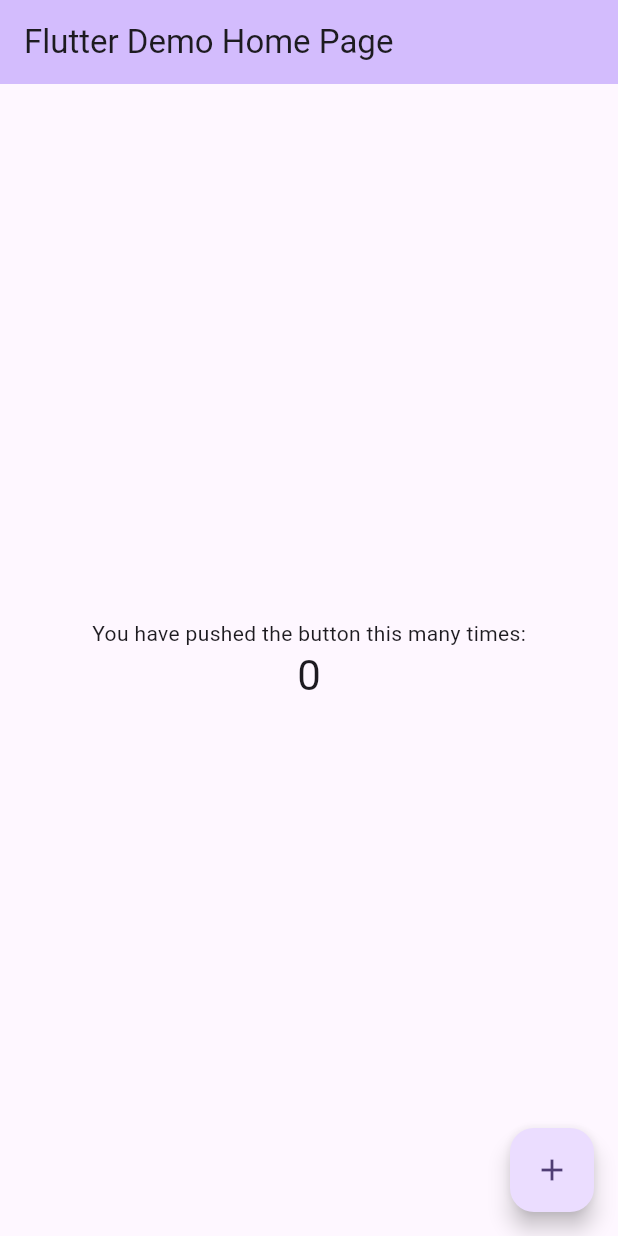
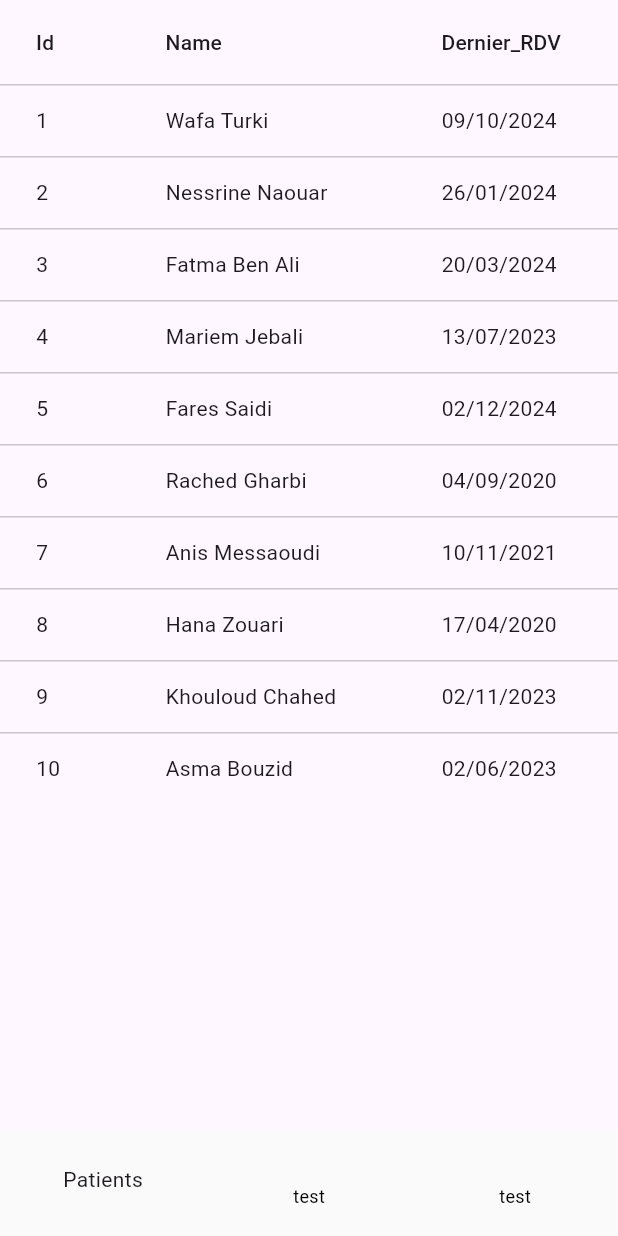
Before and after one commit to KottiMahdi/PatientFlow, a Flutter app: the screen it shows after launch, on a phone screen of 412 x 824 dp. Run offline on Flutter 3.47's test engine with Material 3 defaults, Android fonts, the phone set to English and light mode, and no system bars; our stand-ins replace firebase_core; accounts and stored records are empty.

Commit message:
add list patients and navigation bar

```diff
--- a/lib/data.dart
+++ b/lib/data.dart
@@ -1,31 +1,65 @@
-class Coin {
+class patients {
   final int id;
   final String name;
-  final String chainName;
-  final double price;
-  final double change24h;
+  final String Dernier_RDV;
 
-  Coin({
+
+
+  patients({
     required this.id,
-    required this.chainName,
+    required this.Dernier_RDV,
     required this.name,
-    required this.price,
-    required this.change24h,
   });
 }
-List<Coin> coins = [
-  Coin(
+List<patients> coins = [
+  patients(
     id: 1,
-    name: 'Bitcoin',
-    chainName: 'BTC',
-    price: 40000.00,
-    change24h: 2.5,
+    name: 'Wafa Turki',
+    Dernier_RDV: '09/10/2024',
   ),
-  Coin(
+  patients(
     id: 2,
-    name: 'Ethereum',
-    chainName: 'ETH',
-    price: 2500.00,
-    change24h: -1.2,
+    name: 'Nessrine Naouar',
+    Dernier_RDV: '26/01/2024',
+  ),
+  patients(
+    id: 3,
+    name: 'Fatma Ben Ali',
+    Dernier_RDV: '20/03/2024',
+  ),
+  patients(
+    id: 4,
+    name: 'Mariem Jebali',
+    Dernier_RDV: '13/07/2023',
+  ),
+  patients(
+    id: 5,
+    name: 'Fares Saidi',
+    Dernier_RDV: '02/12/2024',
+  ),
+  patients(
+    id: 6,
+    name: 'Rached Gharbi',
+    Dernier_RDV: '04/09/2020',
+  ),
+  patients(
+    id: 7,
+    name: 'Anis Messaoudi',
+    Dernier_RDV: '10/11/2021',
+  ),
+  patients(
+    id: 8,
+    name: 'Hana Zouari',
+    Dernier_RDV: '17/04/2020',
+  ),
+  patients(
+    id: 9,
+    name: 'Khouloud Chahed',
+    Dernier_RDV: '02/11/2023',
+  ),
+  patients(
+    id: 10,
+    name: 'Asma Bouzid',
+    Dernier_RDV: '02/06/2023',
   ),
 ];
--- a/lib/main.dart
+++ b/lib/main.dart
@@ -1,7 +1,7 @@
 import 'package:flutter/material.dart';
 import 'package:firebase_core/firebase_core.dart';
-import 'package:management_cabinet_medical_mobile/pages/listPatients.dart';
 import 'firebase_options.dart';
+import 'navigationBar.dart';
 
 Future<void> main() async {
   WidgetsFlutterBinding.ensureInitialized();
@@ -24,7 +24,7 @@ class MyApp extends StatelessWidget {
         colorScheme: ColorScheme.fromSeed(seedColor: Colors.deepPurple),
         useMaterial3: true,
       ),
-      home: const MyHomePage(title: 'Flutter Demo Home Page'),
+      home: const navigationBar(),
     );
   }
 }
--- /dev/null
+++ b/lib/navigationBar.dart
@@ -0,0 +1,103 @@
+import 'package:flutter/cupertino.dart';
+import 'package:flutter/material.dart';
+import 'package:management_cabinet_medical_mobile/pages/listPatients.dart';
+import 'package:management_cabinet_medical_mobile/pages/test.dart';
+
+
+class navigationBar extends StatefulWidget {
+  const navigationBar({super.key});
+
+  @override
+  State<navigationBar> createState() => _navigationBarState();
+}
+
+class _navigationBarState extends State<navigationBar> {
+  late PageController _pageController;
+  int page = 0;
+  @override
+  void initState() {
+    _pageController = PageController();
+    super.initState();
+  }
+
+  @override
+  void dispose() {
+    _pageController.dispose();
+    super.dispose();
+  }
+
+  navigationTapped(int page) {
+    _pageController.jumpToPage(page);
+  }
+
+  onPageChanged(int pageParam) {
+    setState(() {
+      page = pageParam;
+    });
+  }
+
+  @override
+  Widget build(BuildContext context) {
+    return Scaffold(
+      resizeToAvoidBottomInset: false,
+      body: PageView(
+        physics: const ScrollPhysics(),
+        controller: _pageController,
+        onPageChanged: onPageChanged,
+        children: const <Widget>[
+          ListPatients(),
+          test()
+
+        ],
+      ),
+      bottomNavigationBar: BottomNavigationBar(
+          onTap: navigationTapped,
+          backgroundColor: Colors.grey.shade50,
+          selectedItemColor: Colors.black,
+          unselectedItemColor: Colors.black,
+          type: BottomNavigationBarType.fixed,
+          currentIndex: page,
+          elevation: 0,
+          items: const [
+            BottomNavigationBarItem(
+                icon: Padding(
+                  padding:   EdgeInsets.only(top: 15.0),
+                  /*child: Image.asset(
+                    'assets/img/Icon_Explore.png',
+                    fit: BoxFit.contain,
+                    width: 20,
+                  ),*/
+                ),
+                label: '',
+                activeIcon:   Padding(
+                  padding: EdgeInsets.only(
+                    top: 15,
+                  ),
+                  child: Text('Patients'),
+                )),
+            BottomNavigationBarItem(
+                icon: Padding(
+                  padding:   EdgeInsets.only(top: 15.0),
+                  /*child: Image.asset('assets/img/Icon_Cart.png',
+                      fit: BoxFit.contain, width: 20),*/
+                ),
+                label: 'test',
+                activeIcon:   Padding(
+                  padding: EdgeInsets.only(top: 15.0),
+                  child: Text('Cart'),
+                )),
+            BottomNavigationBarItem(
+                icon: Padding(
+                  padding:   EdgeInsets.only(top: 15.0),
+                  /*child: Image.asset('assets/img/Icon_User.png',
+                      fit: BoxFit.contain, width: 20),*/
+                ),
+                label: 'test',
+                activeIcon:   Padding(
+                  padding: EdgeInsets.only(top: 15.0),
+                  child: Text('Account'),
+                )),
+          ]),
+    );
+  }
+}
--- a/lib/pages/listPatients.dart
+++ b/lib/pages/listPatients.dart
@@ -1,23 +1,78 @@
 import 'package:flutter/material.dart';
+import 'package:management_cabinet_medical_mobile/data.dart'; // Importing data containing 'patients' list and 'patients' class
 
-class listPatients extends StatefulWidget {
-  const listPatients({super.key});
+// Stateful widget for displaying a list of patients
+class ListPatients extends StatefulWidget {
+  const ListPatients({super.key});
 
   @override
-  State<listPatients> createState() => _listPatientsState();
+  State<ListPatients> createState() => _ListPatientsState();
 }
 
-class _listPatientsState extends State<listPatients> {
+// State class that handles the UI and logic for sorting and displaying patient data
+class _ListPatientsState extends State<ListPatients> {
+  // List of patients, initialized from the imported data
+  final List<patients> _data = List.from(coins);
+
+  // Boolean to track sorting order (ascending or descending)
+  bool _isSortAsc = true;
+
   @override
   Widget build(BuildContext context) {
-    return  Scaffold(
-      body: _buildUI(),
+    // Building the main UI with a Scaffold
+    return Scaffold(
+      body: _buildUI(), // Calls the helper method to build the UI
     );
   }
+
+  // Helper method to build the entire UI
   Widget _buildUI() {
-    return SafeArea(child: SizedBox.expand(
-      child: DataTable(columns: [], rows: []),
-    ));
+    return SafeArea(
+      child: SizedBox.expand(
+        child: SingleChildScrollView(
+          scrollDirection: Axis.vertical, // Enables vertical scrolling
+          child: DataTable(
+            columns: _createColumns(), // Creates the table columns
+            rows: _createRows(), // Creates the table rows with data
+          ),
+        ),
+      ),
+    );
+  }
 
+  // Method to create the table columns, with sorting functionality for the "Name" column
+  List<DataColumn> _createColumns() {
+    return [
+      const DataColumn(label: Text("Id")), // Column for patient ID
+      DataColumn(
+        label: const Text("Name"),
+        onSort: (columnIndex, _) {
+          // Sorting functionality for the "Name" column
+          setState(() {
+            if (_isSortAsc) {
+              _data.sort((a, b) => a.name.compareTo(b.name)); // Sort ascending
+            } else {
+              _data.sort((a, b) => b.name.compareTo(a.name)); // Sort descending
+            }
+            _isSortAsc = !_isSortAsc; // Toggle sorting order
+          });
+        },
+      ),
+      const DataColumn(label: Text("Dernier_RDV")), // Column for the patient's last appointment (Dernier RDV)
+    ];
+  }
+
+  // Method to map the patient data into table rows
+  List<DataRow> _createRows() {
+    return _data.map((e) {
+      // For each patient, create a DataRow with corresponding DataCells
+      return DataRow(
+        cells: [
+          DataCell(Text(e.id.toString())), // Display patient ID
+          DataCell(Text(e.name.toString())), // Display patient name
+          DataCell(Text(e.Dernier_RDV.toString())), // Display last appointment date
+        ],
+      );
+    }).toList();
   }
 }
--- /dev/null
+++ b/lib/pages/test.dart
@@ -0,0 +1,15 @@
+import 'package:flutter/cupertino.dart';
+
+class test extends StatefulWidget {
+  const test({super.key});
+
+  @override
+  State<test> createState() => _testState();
+}
+
+class _testState extends State<test> {
+  @override
+  Widget build(BuildContext context) {
+    return const Placeholder();
+  }
+}
--- a/pubspec.yaml
+++ b/pubspec.yaml
@@ -36,6 +36,7 @@ dependencies:
   # Use with the CupertinoIcons class for iOS style icons.
   cupertino_icons: ^1.0.8
   firebase_core: ^3.6.0
+
 
 dev_dependencies:
   flutter_test:
```
